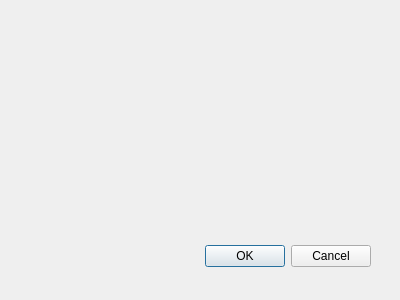
Before: the Qt Designer form ui/studyvariablemapping.ui in lifs-tools/lipidspace, drawn with Qt 5.
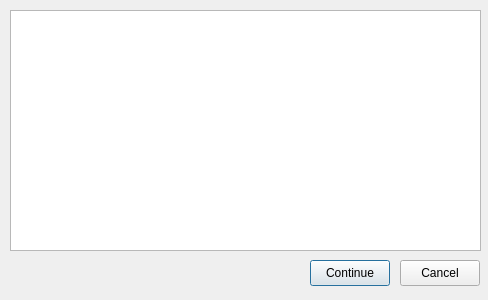
After: the same form once the commit is applied.

The edit to the form file:
```diff
--- a/ui/studyvariablemapping.ui
+++ b/ui/studyvariablemapping.ui
@@ -8,27 +8,47 @@
    <rect>
     <x>0</x>
     <y>0</y>
-    <width>400</width>
+    <width>488</width>
     <height>300</height>
    </rect>
   </property>
   <property name="windowTitle">
    <string>Dialog</string>
   </property>
-  <widget class="QDialogButtonBox" name="buttonBox">
+  <widget class="QPushButton" name="continueButton">
    <property name="geometry">
     <rect>
-     <x>30</x>
-     <y>240</y>
-     <width>341</width>
-     <height>32</height>
+     <x>310</x>
+     <y>260</y>
+     <width>80</width>
+     <height>26</height>
     </rect>
    </property>
-   <property name="orientation">
-    <enum>Qt::Horizontal</enum>
+   <property name="text">
+    <string>Continue</string>
    </property>
-   <property name="standardButtons">
-    <set>QDialogButtonBox::Cancel|QDialogButtonBox::Ok</set>
+  </widget>
+  <widget class="QPushButton" name="cancelButton">
+   <property name="geometry">
+    <rect>
+     <x>400</x>
+     <y>260</y>
+     <width>80</width>
+     <height>26</height>
+    </rect>
+   </property>
+   <property name="text">
+    <string>Cancel</string>
+   </property>
+  </widget>
+  <widget class="QTableWidget" name="tableWidget">
+   <property name="geometry">
+    <rect>
+     <x>10</x>
+     <y>10</y>
+     <width>471</width>
+     <height>241</height>
+    </rect>
    </property>
   </widget>
  </widget>
```
Left out of the diff: 40 changed lines with no effect on the pictures.
